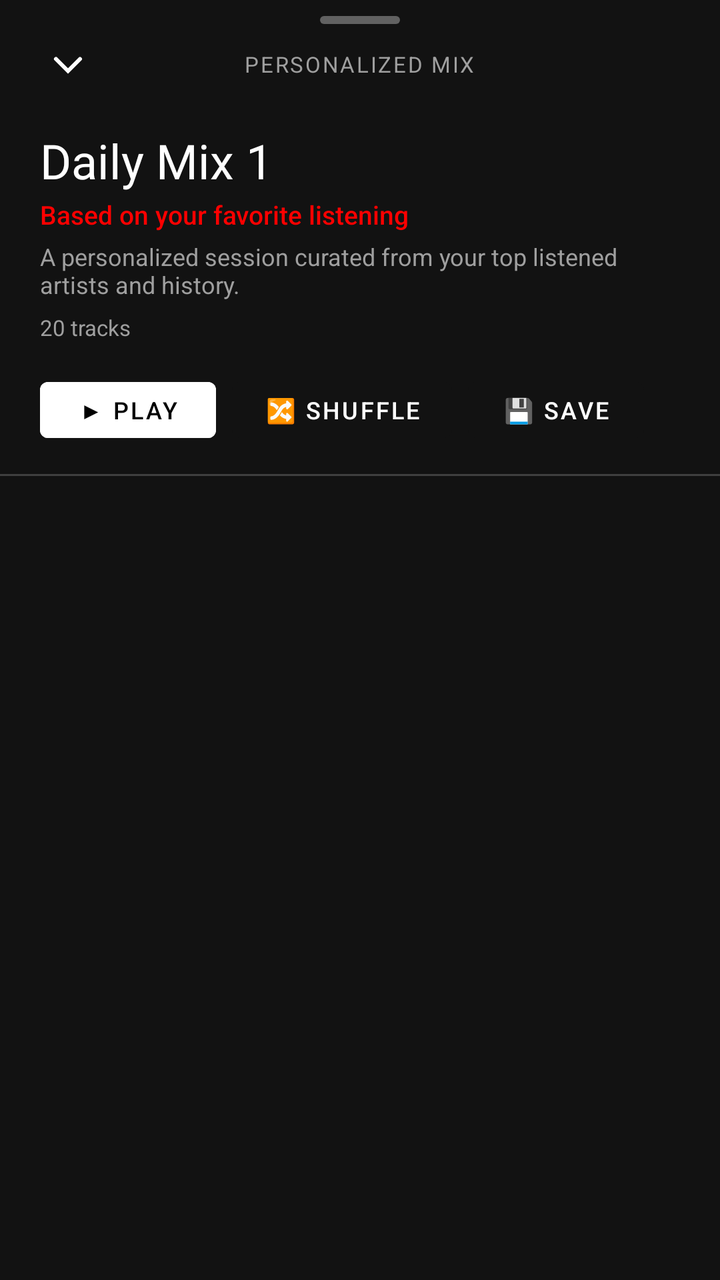
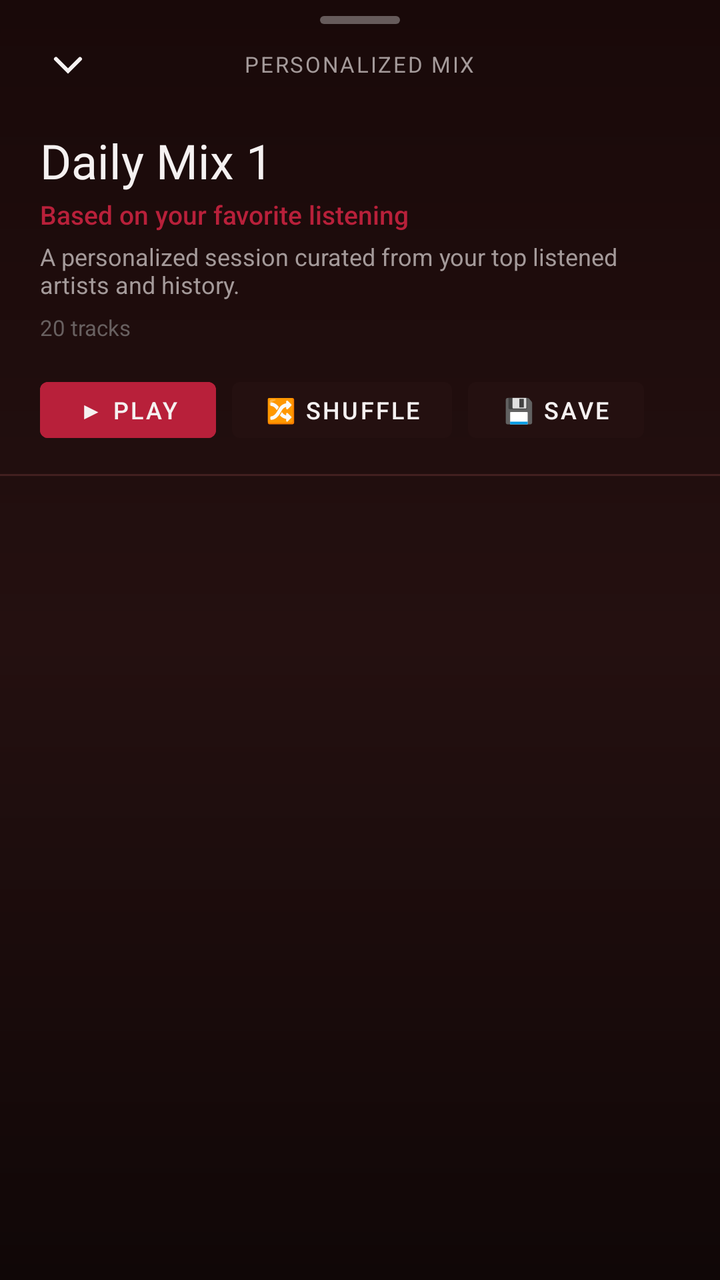

Two renders of the same Android screen: before a commit and after it. Below are the layout's source before the change and the commit's diff.
<!-- AndroidManifest.xml: application theme Theme.BraveMusicPlayer -->
<!-- res/layout/dialog_mix_details.xml -->
<?xml version="1.0" encoding="utf-8"?>
<LinearLayout xmlns:android="http://schemas.android.com/apk/res/android"
    xmlns:app="http://schemas.android.com/apk/res-auto"
    android:id="@+id/layoutMixDetailsSheet"
    android:layout_width="match_parent"
    android:layout_height="match_parent"
    android:background="@color/ytm_surface_dark"
    android:orientation="vertical"
    android:paddingTop="8dp">

    
    <ImageView
        android:layout_width="wrap_content"
        android:layout_height="wrap_content"
        android:layout_gravity="center_horizontal"
        android:contentDescription="Drag Handle"
        android:src="@drawable/single_bar_drag_handle" />

    
    <RelativeLayout
        android:layout_width="match_parent"
        android:layout_height="wrap_content"
        android:paddingStart="16dp"
        android:paddingEnd="16dp"
        android:paddingTop="4dp">

        <ImageView
            android:id="@+id/ivCloseMixDetails"
            android:layout_width="36dp"
            android:layout_height="36dp"
            android:layout_alignParentStart="true"
            android:layout_centerVertical="true"
            android:background="?android:attr/selectableItemBackgroundBorderless"
            android:contentDescription="Close"
            android:padding="6dp"
            android:src="@drawable/ic_ytm_chevron_down"
            app:tint="@color/ytm_icon_active" />

        <TextView
            android:id="@+id/tvMixBadgeHeader"
            android:layout_width="wrap_content"
            android:layout_height="wrap_content"
            android:layout_centerInParent="true"
            android:fontFamily="sans-serif-bold"
            android:letterSpacing="0.08"
            android:text="PERSONALIZED MIX"
            android:textColor="@color/ytm_text_secondary"
            android:textSize="11sp" />
    </RelativeLayout>

    
    <LinearLayout
        android:layout_width="match_parent"
        android:layout_height="wrap_content"
        android:orientation="vertical"
        android:paddingStart="20dp"
        android:paddingEnd="20dp"
        android:paddingTop="12dp"
        android:paddingBottom="12dp">

        <TextView
            android:id="@+id/tvMixDetailTitle"
            android:layout_width="wrap_content"
            android:layout_height="wrap_content"
            android:fontFamily="@font/youtube_sans_bold_font"
            android:text="Daily Mix 1"
            android:textColor="@color/ytm_text_primary"
            android:textSize="24sp" />

        <TextView
            android:id="@+id/tvMixDetailSubtitle"
            android:layout_width="wrap_content"
            android:layout_height="wrap_content"
            android:layout_marginTop="2dp"
            android:fontFamily="sans-serif-medium"
            android:text="Based on your favorite listening"
            android:textColor="@color/ytm_red"
            android:textSize="13sp" />

        <TextView
            android:id="@+id/tvMixDetailDescription"
            android:layout_width="wrap_content"
            android:layout_height="wrap_content"
            android:layout_marginTop="4dp"
            android:fontFamily="sans-serif"
            android:text="A personalized session curated from your top listened artists and history."
            android:textColor="@color/ytm_text_secondary"
            android:textSize="12sp" />

        <TextView
            android:id="@+id/tvMixDetailTrackCount"
            android:layout_width="wrap_content"
            android:layout_height="wrap_content"
            android:layout_marginTop="6dp"
            android:fontFamily="sans-serif"
            android:text="20 tracks"
            android:textColor="@color/ytm_text_tertiary"
            android:textSize="11sp" />

        
        <LinearLayout
            android:layout_width="match_parent"
            android:layout_height="wrap_content"
            android:layout_marginTop="14dp"
            android:gravity="center_vertical"
            android:orientation="horizontal">

            <Button
                android:id="@+id/btnPlayMixAction"
                style="@style/Widget.MaterialComponents.Button"
                android:layout_width="wrap_content"
                android:layout_height="40dp"
                android:backgroundTint="@color/white"
                android:fontFamily="sans-serif-medium"
                android:text="▶ Play"
                android:textColor="@color/black"
                android:textSize="12sp" />

            <Button
                android:id="@+id/btnShuffleMixAction"
                style="@style/Widget.MaterialComponents.Button"
                android:layout_width="wrap_content"
                android:layout_height="40dp"
                android:layout_marginStart="8dp"
                android:backgroundTint="@color/ytm_surface_card"
                android:fontFamily="sans-serif-medium"
                android:text="🔀 Shuffle"
                android:textColor="@color/ytm_text_primary"
                android:textSize="12sp" />

            <Button
                android:id="@+id/btnSaveMixAction"
                style="@style/Widget.MaterialComponents.Button"
                android:layout_width="wrap_content"
                android:layout_height="40dp"
                android:layout_marginStart="8dp"
                android:backgroundTint="@color/ytm_surface_card"
                android:fontFamily="sans-serif-medium"
                android:text="💾 Save"
                android:textColor="@color/ytm_text_primary"
                android:textSize="12sp" />
        </LinearLayout>
    </LinearLayout>

    <View
        android:layout_width="match_parent"
        android:layout_height="1dp"
        android:background="@color/ytm_divider" />

    
    <androidx.recyclerview.widget.RecyclerView
        android:id="@+id/rvMixTracksList"
        android:layout_width="match_parent"
        android:layout_height="0dp"
        android:layout_weight="1"
        android:clipToPadding="false"
        android:paddingBottom="24dp" />

</LinearLayout>
<!-- resources referenced by this layout -->
<resources>
  <color name="black">#FF000000</color>
  <color name="white">#FFFFFFFF</color>
  <color name="ytm_divider">#3F3F3F</color>
  <color name="ytm_icon_active">#FFFFFF</color>
  <color name="ytm_red">#FF0000</color>
  <color name="ytm_surface_card">#121212</color>
  <color name="ytm_surface_dark">#121212</color>
  <color name="ytm_text_primary">#FFFFFF</color>
  <color name="ytm_text_secondary">#9F9F9F</color>
  <color name="ytm_text_tertiary">#9F9F9F</color>
  <!-- drawable ic_ytm_chevron_down (drawable) -->
  <?xml version="1.0" encoding="utf-8"?>
  <vector  android:height="24.0dp" android:width="24.0dp" android:viewportWidth="24.0" android:viewportHeight="24.0"
    xmlns:android="http://schemas.android.com/apk/res/android">
      <path android:fillColor="@android:color/white" android:pathData="M18.707,8.793a1,1 0,0 0,-1.414 0L12,14.086 6.707,8.793a1,1 0,1 0,-1.414 1.414L12,16.914l6.707,-6.707a1,1 0,0 0,0 -1.414Z" />
  </vector>
  <!-- drawable single_bar_drag_handle (drawable) -->
  <?xml version="1.0" encoding="utf-8"?>
  <shape android:shape="rectangle"
    xmlns:android="http://schemas.android.com/apk/res/android">
      <corners android:radius="3.0dp" />
      <solid android:color="#55FFFFFF" />
      <size android:height="@dimen/yt_sys_measurement_size_min" android:width="@dimen/yt_sys_measurement_size_hero" />
  </shape>
  <style name="Theme.BraveMusicPlayer" parent="Theme.MaterialComponents.DayNight.NoActionBar">
          <item name="colorPrimary">@color/youtube_red</item>
          <item name="colorPrimaryVariant">@color/surface_black</item>
          <item name="colorOnPrimary">@color/white_primary</item>
          <item name="colorSecondary">@color/youtube_red</item>
          <item name="colorSecondaryVariant">@color/youtube_red</item>
          <item name="colorOnSecondary">@color/white_primary</item>
          <item name="android:colorBackground">@color/deep_black</item>
          <item name="android:statusBarColor">@color/ytm_bg_top_glow</item>
          <item name="android:navigationBarColor">@color/surface_black</item>
          <item name="android:windowBackground">@drawable/bg_ytm_gradient</item>
          <item name="bottomSheetDialogTheme">@style/YtmBottomSheetDialogTheme</item>
      </style>
  <dimen name="yt_sys_measurement_size_min">4dp</dimen>
  <dimen name="yt_sys_measurement_size_hero">40dp</dimen>
  <color name="youtube_red">#FF0000</color>
  <color name="surface_black">#121212</color>
  <color name="white_primary">#FFFFFF</color>
  <color name="deep_black">#030303</color>
  <color name="ytm_bg_top_glow">#3B0808</color>
  <!-- drawable bg_ytm_gradient (drawable) -->
  <?xml version="1.0" encoding="utf-8"?>
  <shape xmlns:android="http://schemas.android.com/apk/res/android"
      android:shape="rectangle">
      <gradient
          android:angle="270"
          android:startColor="@color/ytm_bg_top_glow"
          android:centerColor="@color/ytm_bg_middle"
          android:endColor="@color/ytm_bg_main"
          android:type="linear" />
  </shape>
  <style name="YtmBottomSheetDialogTheme" parent="Theme.Design.Light.BottomSheetDialog">
          <item name="bottomSheetStyle">@style/YtmBottomSheetStyle</item>
          <item name="android:windowIsFloating">false</item>
          <item name="android:navigationBarColor">@color/surface_black</item>
      </style>
  <color name="ytm_bg_middle">#0D0202</color>
  <color name="ytm_bg_main">#030303</color>
  <style name="YtmBottomSheetStyle" parent="Widget.Design.BottomSheet.Modal">
          <item name="android:background">@android:color/transparent</item>
      </style>
</resources>

<!-- the commit's change to res/layout/dialog_mix_details.xml (unified diff, before → after) -->
@@ -4,7 +4,7 @@
     android:id="@+id/layoutMixDetailsSheet"
     android:layout_width="match_parent"
     android:layout_height="match_parent"
-    android:background="@color/ytm_surface_dark"
+    android:background="@drawable/bg_now_playing_sheet"
     android:orientation="vertical"
     android:paddingTop="8dp">
 
@@ -34,7 +34,7 @@
             android:contentDescription="Close"
             android:padding="6dp"
             android:src="@drawable/ic_ytm_chevron_down"
-            app:tint="@color/ytm_icon_active" />
+            app:tint="@color/textPrimary" />
 
         <TextView
             android:id="@+id/tvMixBadgeHeader"
@@ -44,7 +44,7 @@
             android:fontFamily="sans-serif-bold"
             android:letterSpacing="0.08"
             android:text="PERSONALIZED MIX"
-            android:textColor="@color/ytm_text_secondary"
+            android:textColor="@color/textSecondary"
             android:textSize="11sp" />
     </RelativeLayout>
 
@@ -64,7 +64,7 @@
             android:layout_height="wrap_content"
             android:fontFamily="@font/youtube_sans_bold_font"
             android:text="Daily Mix 1"
-            android:textColor="@color/ytm_text_primary"
+            android:textColor="@color/textPrimary"
             android:textSize="24sp" />
 
         <TextView
@@ -74,7 +74,7 @@
             android:layout_marginTop="2dp"
             android:fontFamily="sans-serif-medium"
             android:text="Based on your favorite listening"
-            android:textColor="@color/ytm_red"
+            android:textColor="@color/accentPrimary"
             android:textSize="13sp" />
 
         <TextView
@@ -84,7 +84,7 @@
             android:layout_marginTop="4dp"
             android:fontFamily="sans-serif"
             android:text="A personalized session curated from your top listened artists and history."
-            android:textColor="@color/ytm_text_secondary"
+            android:textColor="@color/textSecondary"
             android:textSize="12sp" />
 
         <TextView
@@ -94,7 +94,7 @@
             android:layout_marginTop="6dp"
             android:fontFamily="sans-serif"
             android:text="20 tracks"
-            android:textColor="@color/ytm_text_tertiary"
+            android:textColor="@color/textDisabled"
             android:textSize="11sp" />
 
         
@@ -110,10 +110,10 @@
                 style="@style/Widget.MaterialComponents.Button"
                 android:layout_width="wrap_content"
                 android:layout_height="40dp"
-                android:backgroundTint="@color/white"
+                android:backgroundTint="@color/accentPrimary"
                 android:fontFamily="sans-serif-medium"
                 android:text="▶ Play"
-                android:textColor="@color/black"
+                android:textColor="@color/textPrimary"
                 android:textSize="12sp" />
 
             <Button
@@ -122,10 +122,10 @@
                 android:layout_width="wrap_content"
                 android:layout_height="40dp"
                 android:layout_marginStart="8dp"
-                android:backgroundTint="@color/ytm_surface_card"
+                android:backgroundTint="@color/surfaceElevated"
                 android:fontFamily="sans-serif-medium"
                 android:text="🔀 Shuffle"
-                android:textColor="@color/ytm_text_primary"
+                android:textColor="@color/textPrimary"
                 android:textSize="12sp" />
 
             <Button
@@ -134,10 +134,10 @@
                 android:layout_width="wrap_content"
                 android:layout_height="40dp"
                 android:layout_marginStart="8dp"
-                android:backgroundTint="@color/ytm_surface_card"
+                android:backgroundTint="@color/surfaceElevated"
                 android:fontFamily="sans-serif-medium"
                 android:text="💾 Save"
-                android:textColor="@color/ytm_text_primary"
+                android:textColor="@color/textPrimary"
                 android:textSize="12sp" />
         </LinearLayout>
     </LinearLayout>
@@ -145,7 +145,7 @@
     <View
         android:layout_width="match_parent"
         android:layout_height="1dp"
-        android:background="@color/ytm_divider" />
+        android:background="@color/borderSubtle" />
 
     
     <androidx.recyclerview.widget.RecyclerView
<!-- resource entries referenced after the edit -->
@@ -1,15 +1,25 @@
 <!-- resources referenced by this layout -->
 <resources>
-  <color name="black">#FF000000</color>
-  <color name="white">#FFFFFFFF</color>
-  <color name="ytm_divider">#3F3F3F</color>
-  <color name="ytm_icon_active">#FFFFFF</color>
-  <color name="ytm_red">#FF0000</color>
-  <color name="ytm_surface_card">#121212</color>
-  <color name="ytm_surface_dark">#121212</color>
-  <color name="ytm_text_primary">#FFFFFF</color>
-  <color name="ytm_text_secondary">#9F9F9F</color>
-  <color name="ytm_text_tertiary">#9F9F9F</color>
+  <color name="accentPrimary">#B8203A</color>
+  <color name="borderSubtle">#422020</color>
+  <color name="surfaceElevated">#241010</color>
+  <color name="textDisabled">#686060</color>
+  <color name="textPrimary">#F5F1F1</color>
+  <color name="textSecondary">#A49A9A</color>
+  <!-- drawable bg_now_playing_sheet (drawable) -->
+  <?xml version="1.0" encoding="utf-8"?>
+  <shape xmlns:android="http://schemas.android.com/apk/res/android"
+      android:shape="rectangle">
+      <gradient
+          android:angle="270"
+          android:startColor="@color/backgroundSecondary"
+          android:centerColor="@color/surfaceElevated"
+          android:endColor="@color/background"
+          android:type="linear" />
+      <corners
+          android:topLeftRadius="20dp"
+          android:topRightRadius="20dp" />
+  </shape>
   <!-- drawable ic_ytm_chevron_down (drawable) -->
   <?xml version="1.0" encoding="utf-8"?>
   <vector  android:height="24.0dp" android:width="24.0dp" android:viewportWidth="24.0" android:viewportHeight="24.0"
@@ -25,44 +35,40 @@
       <size android:height="@dimen/yt_sys_measurement_size_min" android:width="@dimen/yt_sys_measurement_size_hero" />
   </shape>
   <style name="Theme.BraveMusicPlayer" parent="Theme.MaterialComponents.DayNight.NoActionBar">
-          <item name="colorPrimary">@color/youtube_red</item>
-          <item name="colorPrimaryVariant">@color/surface_black</item>
-          <item name="colorOnPrimary">@color/white_primary</item>
-          <item name="colorSecondary">@color/youtube_red</item>
-          <item name="colorSecondaryVariant">@color/youtube_red</item>
-          <item name="colorOnSecondary">@color/white_primary</item>
-          <item name="android:colorBackground">@color/deep_black</item>
-          <item name="android:statusBarColor">@color/ytm_bg_top_glow</item>
-          <item name="android:navigationBarColor">@color/surface_black</item>
+          <item name="colorPrimary">@color/accentPrimary</item>
+          <item name="colorPrimaryVariant">@color/surfaceCard</item>
+          <item name="colorOnPrimary">@color/textPrimary</item>
+          <item name="colorSecondary">@color/accentPrimary</item>
+          <item name="colorSecondaryVariant">@color/accentPressed</item>
+          <item name="colorOnSecondary">@color/textPrimary</item>
+          <item name="android:colorBackground">@color/background</item>
+          <item name="android:statusBarColor">@color/background</item>
+          <item name="android:navigationBarColor">@color/background</item>
           <item name="android:windowBackground">@drawable/bg_ytm_gradient</item>
-          <item name="bottomSheetDialogTheme">@style/YtmBottomSheetDialogTheme</item>
+          <item name="bottomSheetDialogTheme">@style/MelodyBottomSheetDialogTheme</item>
       </style>
+  <color name="backgroundSecondary">#190909</color>
+  <color name="background">#100707</color>
   <dimen name="yt_sys_measurement_size_min">4dp</dimen>
   <dimen name="yt_sys_measurement_size_hero">40dp</dimen>
-  <color name="youtube_red">#FF0000</color>
-  <color name="surface_black">#121212</color>
-  <color name="white_primary">#FFFFFF</color>
-  <color name="deep_black">#030303</color>
-  <color name="ytm_bg_top_glow">#3B0808</color>
+  <color name="surfaceCard">#1B1919</color>
+  <color name="accentPressed">#8F1830</color>
   <!-- drawable bg_ytm_gradient (drawable) -->
   <?xml version="1.0" encoding="utf-8"?>
   <shape xmlns:android="http://schemas.android.com/apk/res/android"
       android:shape="rectangle">
       <gradient
           android:angle="270"
-          android:startColor="@color/ytm_bg_top_glow"
-          android:centerColor="@color/ytm_bg_middle"
-          android:endColor="@color/ytm_bg_main"
+          android:startColor="@color/backgroundSecondary"
+          android:endColor="@color/background"
           android:type="linear" />
   </shape>
-  <style name="YtmBottomSheetDialogTheme" parent="Theme.Design.Light.BottomSheetDialog">
-          <item name="bottomSheetStyle">@style/YtmBottomSheetStyle</item>
+  <style name="MelodyBottomSheetDialogTheme" parent="Theme.Design.Light.BottomSheetDialog">
+          <item name="bottomSheetStyle">@style/MelodyBottomSheetStyle</item>
           <item name="android:windowIsFloating">false</item>
-          <item name="android:navigationBarColor">@color/surface_black</item>
+          <item name="android:navigationBarColor">@color/background</item>
       </style>
-  <color name="ytm_bg_middle">#0D0202</color>
-  <color name="ytm_bg_main">#030303</color>
-  <style name="YtmBottomSheetStyle" parent="Widget.Design.BottomSheet.Modal">
+  <style name="MelodyBottomSheetStyle" parent="Widget.Design.BottomSheet.Modal">
           <item name="android:background">@android:color/transparent</item>
       </style>
 </resources>
